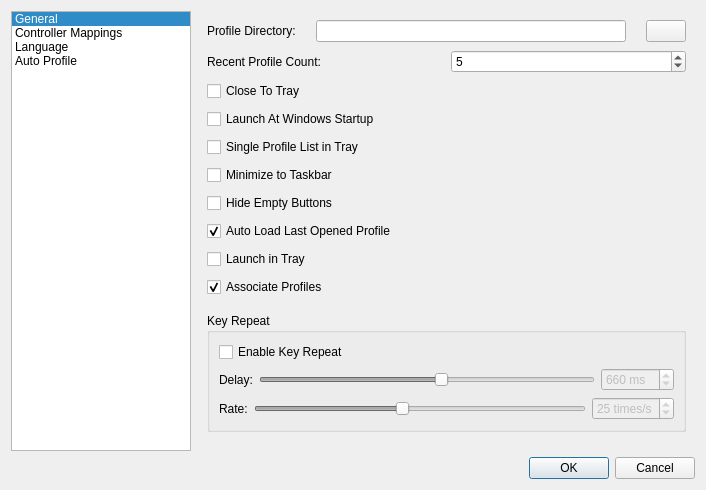
Before: the Qt Designer form src/mainsettingsdialog.ui in AntiMicroX/antimicrox, drawn with Qt 5.
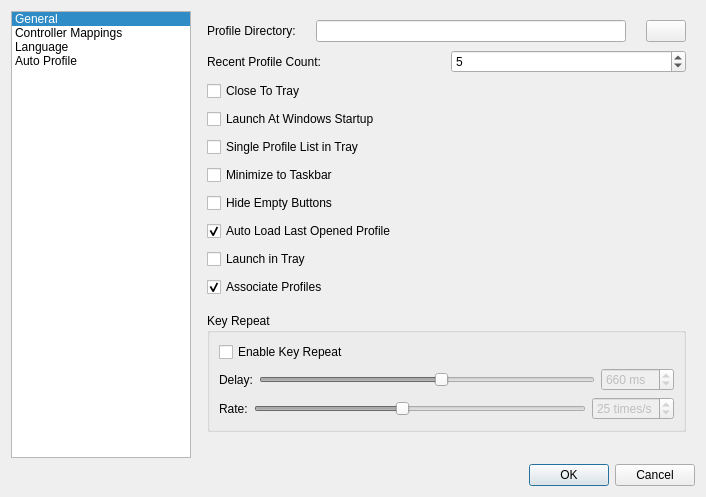
After: the same form once the commit is applied. Icons and pictures are not drawn.

Commit message: Modified tooltips for settings window.

Patch:
```diff
--- a/src/mainsettingsdialog.ui
+++ b/src/mainsettingsdialog.ui
@@ -10,7 +10,7 @@
     <x>0</x>
     <y>0</y>
     <width>706</width>
-    <height>476</height>
+    <height>497</height>
    </rect>
   </property>
   <property name="minimumSize">
```
Left out of the diff: 5 changed lines with no effect on the pictures.
